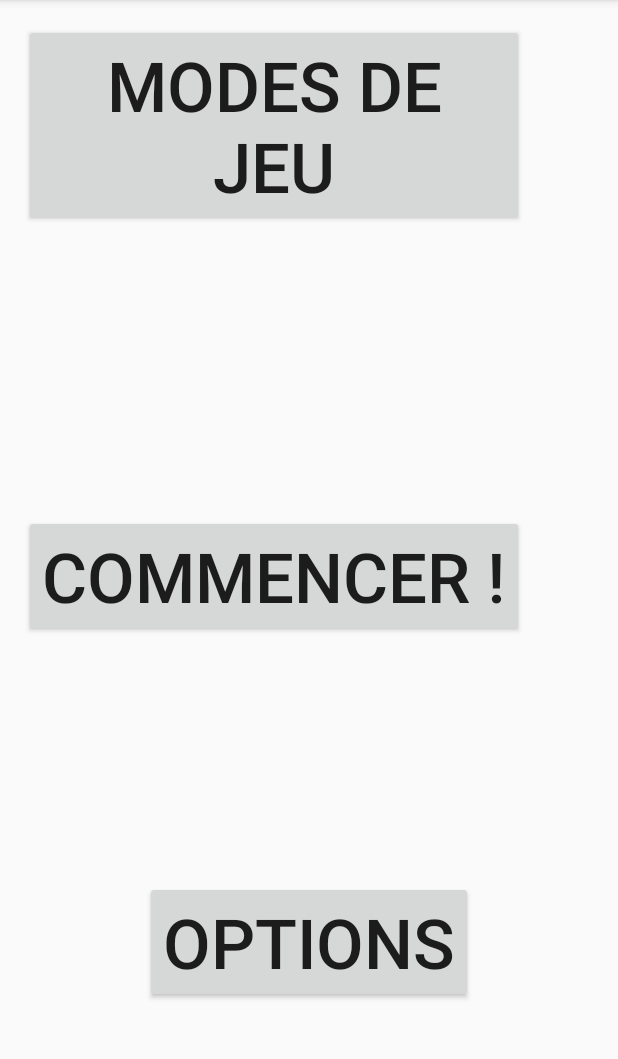
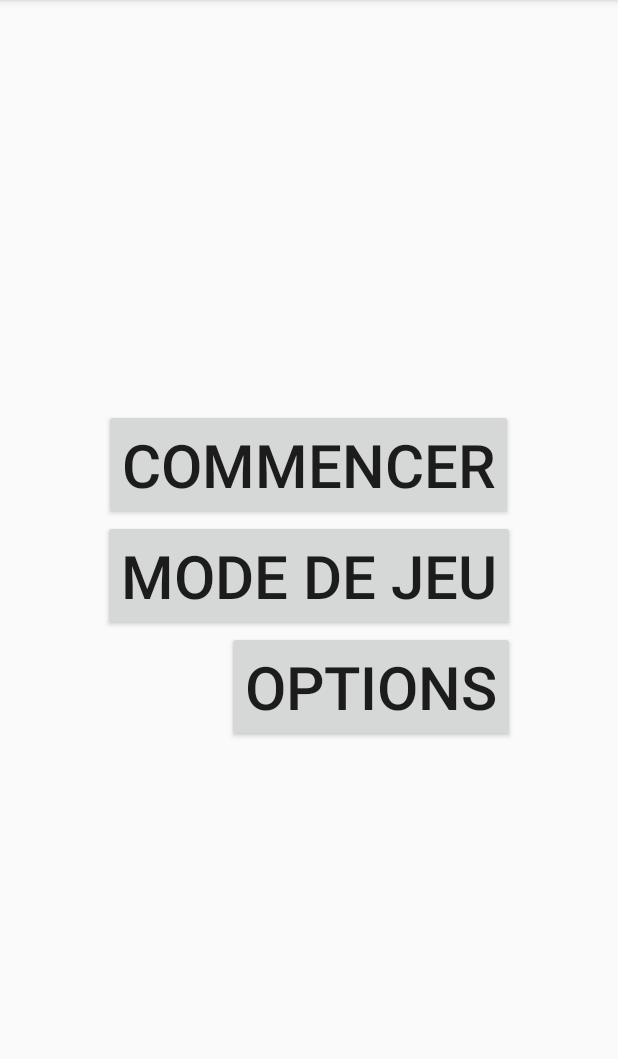
Before and after one commit to greenpumpkin/projetDevint, an Android app: the screen it shows after launch (MainActivity), on a phone screen of 412 x 824 dp, the part 84-1143 px from its top. Run offline under Robolectric (Android 15) with nearby library versions, the light colour scheme and no system bars.

Commit message:
màj activity_main.xml

```diff
--- a/SpeedMemory/app/src/main/res/layout/activity_main.xml
+++ b/SpeedMemory/app/src/main/res/layout/activity_main.xml
@@ -8,32 +8,32 @@
     <Button
         android:layout_width="wrap_content"
         android:layout_height="wrap_content"
-        android:text="COMMENCER !"
-        android:textSize="46dp"
+        android:text="COMMENCER"
+        android:textSize="40dp"
         android:textAlignment="center"
         android:id="@+id/commencer"
-        android:layout_centerVertical="true"
-        android:layout_alignParentStart="true" />
+        android:layout_above="@+id/modesDeJeu"
+        android:layout_centerHorizontal="true" />
 
     <Button
         android:layout_width="wrap_content"
         android:layout_height="wrap_content"
-        android:text="Options"
-        android:textSize="46dp"
+        android:text="OPTIONS"
+        android:textSize="40dp"
         android:textAlignment="center"
         android:id="@+id/options"
-        android:layout_alignParentBottom="true"
-        android:layout_centerHorizontal="true"
-        android:layout_marginBottom="83dp" />
+        android:layout_below="@+id/modesDeJeu"
+        android:layout_alignRight="@+id/modesDeJeu"
+        android:layout_alignEnd="@+id/modesDeJeu" />
 
     <Button
         android:layout_width="wrap_content"
         android:layout_height="wrap_content"
-        android:text="Modes de Jeu"
-        android:textSize="46dp"
+        android:text="MODE DE JEU"
+        android:textSize="40dp"
         android:textAlignment="center"
         android:id="@+id/modesDeJeu"
-        android:layout_alignParentTop="true"
-        android:layout_alignEnd="@+id/commencer" />
+        android:layout_centerVertical="true"
+        android:layout_centerHorizontal="true" />
 
 </RelativeLayout>
```
